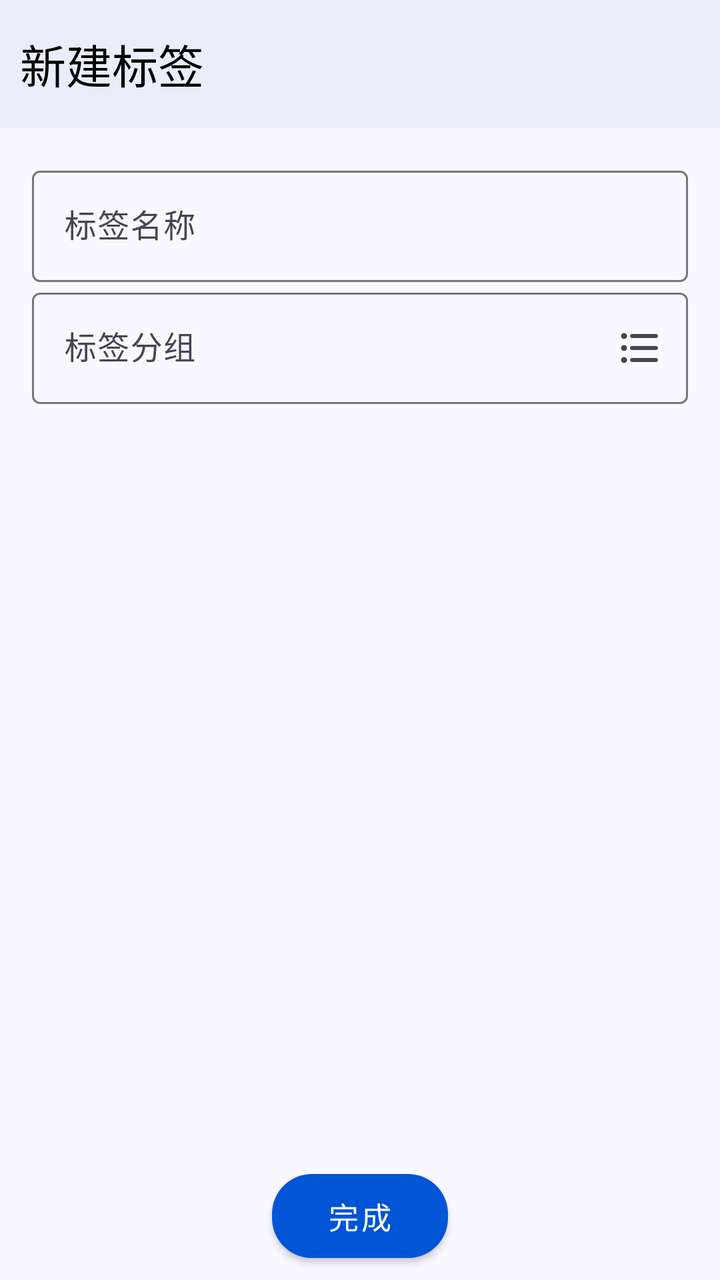
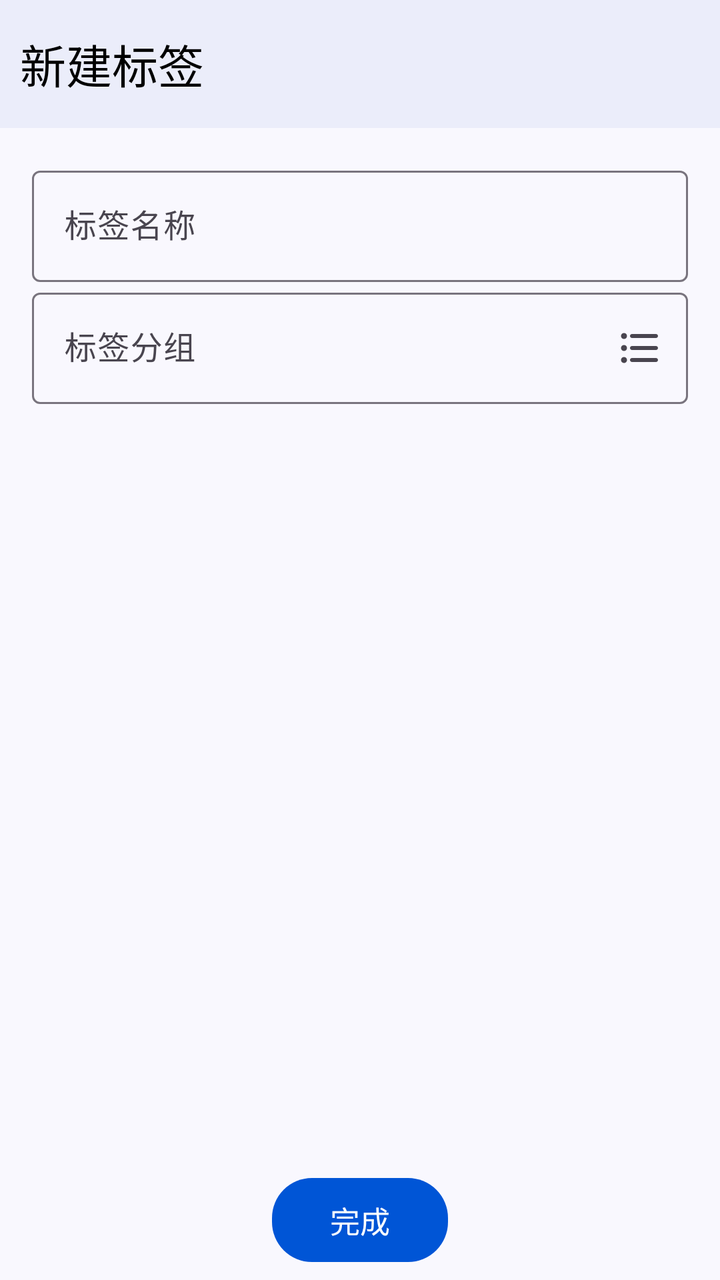

Before-and-after screenshots of an Android layout around one commit, followed by the original layout XML and the change that was made.
<!-- AndroidManifest.xml: application theme Theme.ProjectManager -->
<!-- res/layout/activity_new_tag.xml -->
<?xml version="1.0" encoding="utf-8"?>
<androidx.constraintlayout.widget.ConstraintLayout xmlns:android="http://schemas.android.com/apk/res/android"
    xmlns:app="http://schemas.android.com/apk/res-auto"
    xmlns:tools="http://schemas.android.com/tools"
    style="@style/PageStyle"
    android:layout_width="match_parent"
    android:layout_height="match_parent"
    tools:context=".ui.bookkeeping.tag.edit.NewTagActivity">

    <com.google.android.material.appbar.MaterialToolbar
        android:id="@+id/new_tag_toolbar"
        android:layout_width="match_parent"
        android:layout_height="?attr/actionBarSize"
        app:layout_constraintEnd_toEndOf="parent"
        app:layout_constraintStart_toStartOf="parent"
        app:layout_constraintTop_toTopOf="parent"
        app:title="@string/title_new_tag" />

    <ScrollView
        android:layout_width="match_parent"
        android:layout_height="0dp"
        app:layout_constraintBottom_toTopOf="@+id/finish_btn"
        app:layout_constraintTop_toBottomOf="@+id/new_tag_toolbar">

        <LinearLayout
            android:layout_width="match_parent"
            android:layout_height="wrap_content"
            android:orientation="vertical"
            android:padding="16dp">

            <com.google.android.material.textfield.TextInputLayout
                android:id="@+id/tag_name_layout"
                android:layout_width="match_parent"
                android:layout_height="wrap_content">

                <com.google.android.material.textfield.TextInputEditText
                    android:id="@+id/tag_name_input"
                    android:layout_width="match_parent"
                    android:layout_height="match_parent"
                    android:hint="标签名称"
                    android:maxLength="20" />
            </com.google.android.material.textfield.TextInputLayout>

            <com.google.android.material.textfield.TextInputLayout
                android:id="@+id/tag_group_layout"
                android:layout_width="match_parent"
                android:layout_height="wrap_content"
                app:endIconDrawable="@drawable/round_format_list_bulleted_24"
                app:endIconMode="custom">

                <com.google.android.material.textfield.TextInputEditText
                    android:id="@+id/tag_group_input"
                    android:layout_width="match_parent"
                    android:layout_height="wrap_content"
                    android:hint="标签分组"
                    android:maxLength="20" />
            </com.google.android.material.textfield.TextInputLayout>
        </LinearLayout>
    </ScrollView>

    <com.google.android.material.button.MaterialButton
        android:id="@+id/finish_btn"
        style="@style/BtnStyle"
        android:layout_width="wrap_content"
        android:layout_height="wrap_content"
        android:text="完成"
        app:layout_constraintBottom_toBottomOf="parent"
        app:layout_constraintLeft_toLeftOf="parent"
        app:layout_constraintRight_toRightOf="parent" />
</androidx.constraintlayout.widget.ConstraintLayout>
<!-- resources referenced by this layout -->
<resources>
  <!-- drawable round_format_list_bulleted_24 (drawable) -->
  <vector xmlns:android="http://schemas.android.com/apk/res/android" android:autoMirrored="true" android:height="24dp" android:tint="#000000" android:viewportHeight="24" android:viewportWidth="24" android:width="24dp">
        
      <path android:fillColor="@android:color/white" android:pathData="M4,10.5c-0.83,0 -1.5,0.67 -1.5,1.5s0.67,1.5 1.5,1.5 1.5,-0.67 1.5,-1.5 -0.67,-1.5 -1.5,-1.5zM4,4.5c-0.83,0 -1.5,0.67 -1.5,1.5S3.17,7.5 4,7.5 5.5,6.83 5.5,6 4.83,4.5 4,4.5zM4,16.5c-0.83,0 -1.5,0.68 -1.5,1.5s0.68,1.5 1.5,1.5 1.5,-0.68 1.5,-1.5 -0.67,-1.5 -1.5,-1.5zM8,19h12c0.55,0 1,-0.45 1,-1s-0.45,-1 -1,-1L8,17c-0.55,0 -1,0.45 -1,1s0.45,1 1,1zM8,13h12c0.55,0 1,-0.45 1,-1s-0.45,-1 -1,-1L8,11c-0.55,0 -1,0.45 -1,1s0.45,1 1,1zM7,6c0,0.55 0.45,1 1,1h12c0.55,0 1,-0.45 1,-1s-0.45,-1 -1,-1L8,5c-0.55,0 -1,0.45 -1,1z"/>
      
  </vector>
  <string name="title_new_tag">新建标签</string>
  <style name="BtnStyle" parent="Widget.MaterialComponents.Button">
          <item name="backgroundTint">@color/theme_blue</item>
          <item name="android:textColor">@color/white</item>
          <item name="android:textSize">15sp</item>
          <item name="cornerRadius">20dp</item>
          <item name="android:layout_margin">5dp</item>
          <item name="android:padding">10dp</item>
      </style>
  <style name="PageStyle">
          <item name="android:fitsSystemWindows">true</item>
          <item name="android:background">@color/page_background</item>
      </style>
  <style name="Theme.ProjectManager" parent="Theme.Material3.DayNight.NoActionBar">
          
          <item name="colorPrimary">@color/theme_blue</item>
          <item name="colorPrimaryVariant">@color/theme_blue_variant</item>
          <item name="colorOnPrimary">@color/white</item>
          
          <item name="colorSecondary">@color/teal_200</item>
          <item name="colorSecondaryVariant">@color/teal_700</item>
          <item name="colorOnSecondary">@color/black</item>
          
          <item name="android:statusBarColor">?attr/colorPrimaryVariant</item>
          
          <item name="toolbarStyle">@style/ToolBarStyle</item>
          <item name="drawableTint">@color/theme_blue</item>
          <item name="colorControlActivated">@color/theme_blue</item>
          <item name="android:windowLightStatusBar">true</item>
      </style>
  <color name="theme_blue">#0055d6</color>
  <color name="white">#FFFFFFFF</color>
  <color name="page_background">#f9f8fe</color>
  <color name="theme_blue_variant">#dae1fe</color>
  <color name="teal_200">#FF03DAC5</color>
  <color name="teal_700">#FF018786</color>
  <color name="black">#FF000000</color>
  <style name="ToolBarStyle">
          <item name="android:background">@color/toolbar_background</item>
          <item name="contentInsetStart">10dp</item>
          <item name="titleTextAppearance">@style/TitleStyle</item>
      </style>
  <color name="toolbar_background">#ebedfa</color>
  <style name="TitleStyle">
          <item name="android:textSize">23sp</item>
          <item name="android:textColor">@color/black</item>
      </style>
</resources>

<!-- the commit's change to res/layout/activity_new_tag.xml (unified diff, before → after) -->
@@ -35,10 +35,10 @@
 
                 <com.google.android.material.textfield.TextInputEditText
                     android:id="@+id/tag_name_input"
+                    style="@style/UserInputEditTextStyle"
                     android:layout_width="match_parent"
                     android:layout_height="match_parent"
-                    android:hint="标签名称"
-                    android:maxLength="20" />
+                    android:hint="@string/tag_name" />
             </com.google.android.material.textfield.TextInputLayout>
 
             <com.google.android.material.textfield.TextInputLayout
@@ -50,9 +50,10 @@
 
                 <com.google.android.material.textfield.TextInputEditText
                     android:id="@+id/tag_group_input"
+                    style="@style/UserInputEditTextStyle"
                     android:layout_width="match_parent"
                     android:layout_height="wrap_content"
-                    android:hint="标签分组"
+                    android:hint="@string/tag_group"
                     android:maxLength="20" />
             </com.google.android.material.textfield.TextInputLayout>
         </LinearLayout>
@@ -63,7 +64,7 @@
         style="@style/BtnStyle"
         android:layout_width="wrap_content"
         android:layout_height="wrap_content"
-        android:text="完成"
+        android:text="@string/finish"
         app:layout_constraintBottom_toBottomOf="parent"
         app:layout_constraintLeft_toLeftOf="parent"
         app:layout_constraintRight_toRightOf="parent" />
<!-- resource entries referenced after the edit -->
@@ -6,8 +6,11 @@
       <path android:fillColor="@android:color/white" android:pathData="M4,10.5c-0.83,0 -1.5,0.67 -1.5,1.5s0.67,1.5 1.5,1.5 1.5,-0.67 1.5,-1.5 -0.67,-1.5 -1.5,-1.5zM4,4.5c-0.83,0 -1.5,0.67 -1.5,1.5S3.17,7.5 4,7.5 5.5,6.83 5.5,6 4.83,4.5 4,4.5zM4,16.5c-0.83,0 -1.5,0.68 -1.5,1.5s0.68,1.5 1.5,1.5 1.5,-0.68 1.5,-1.5 -0.67,-1.5 -1.5,-1.5zM8,19h12c0.55,0 1,-0.45 1,-1s-0.45,-1 -1,-1L8,17c-0.55,0 -1,0.45 -1,1s0.45,1 1,1zM8,13h12c0.55,0 1,-0.45 1,-1s-0.45,-1 -1,-1L8,11c-0.55,0 -1,0.45 -1,1s0.45,1 1,1zM7,6c0,0.55 0.45,1 1,1h12c0.55,0 1,-0.45 1,-1s-0.45,-1 -1,-1L8,5c-0.55,0 -1,0.45 -1,1z"/>
       
   </vector>
+  <string name="finish">完成</string>
+  <string name="tag_group">标签分组</string>
+  <string name="tag_name">标签名称</string>
   <string name="title_new_tag">新建标签</string>
-  <style name="BtnStyle" parent="Widget.MaterialComponents.Button">
+  <style name="BtnStyle" parent="Widget.Material3.Button">
           <item name="backgroundTint">@color/theme_blue</item>
           <item name="android:textColor">@color/white</item>
           <item name="android:textSize">15sp</item>
@@ -18,6 +21,10 @@
   <style name="PageStyle">
           <item name="android:fitsSystemWindows">true</item>
           <item name="android:background">@color/page_background</item>
+      </style>
+  <style name="UserInputEditTextStyle" parent="Widget.Material3.TextInputEditText.OutlinedBox">
+          <item name="android:inputType">text</item>
+          <item name="android:maxLength">20</item>
       </style>
   <style name="Theme.ProjectManager" parent="Theme.Material3.DayNight.NoActionBar">
           
